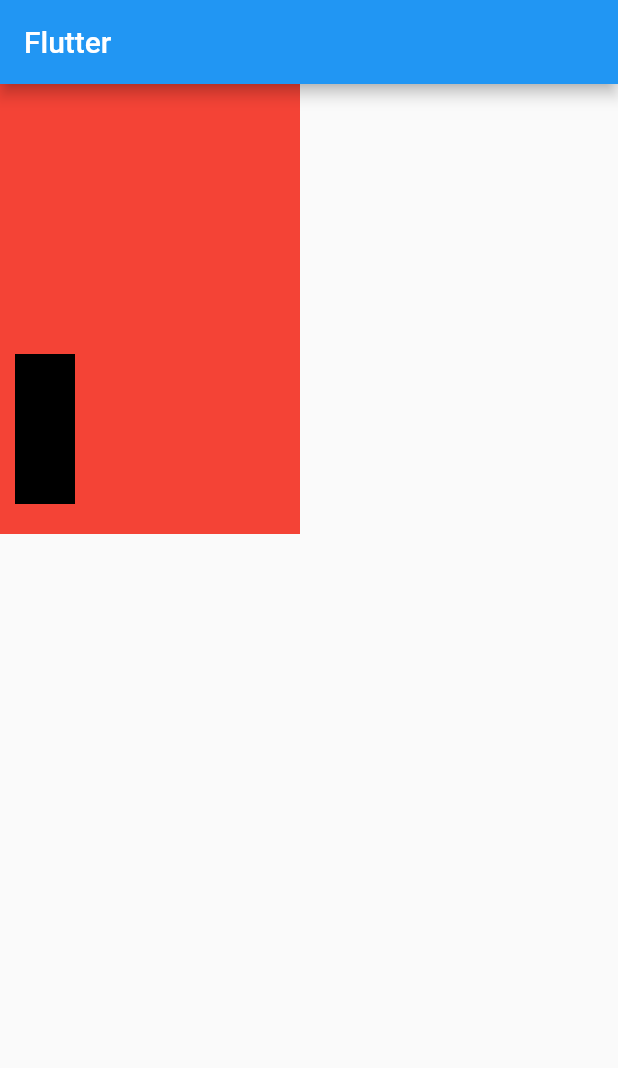
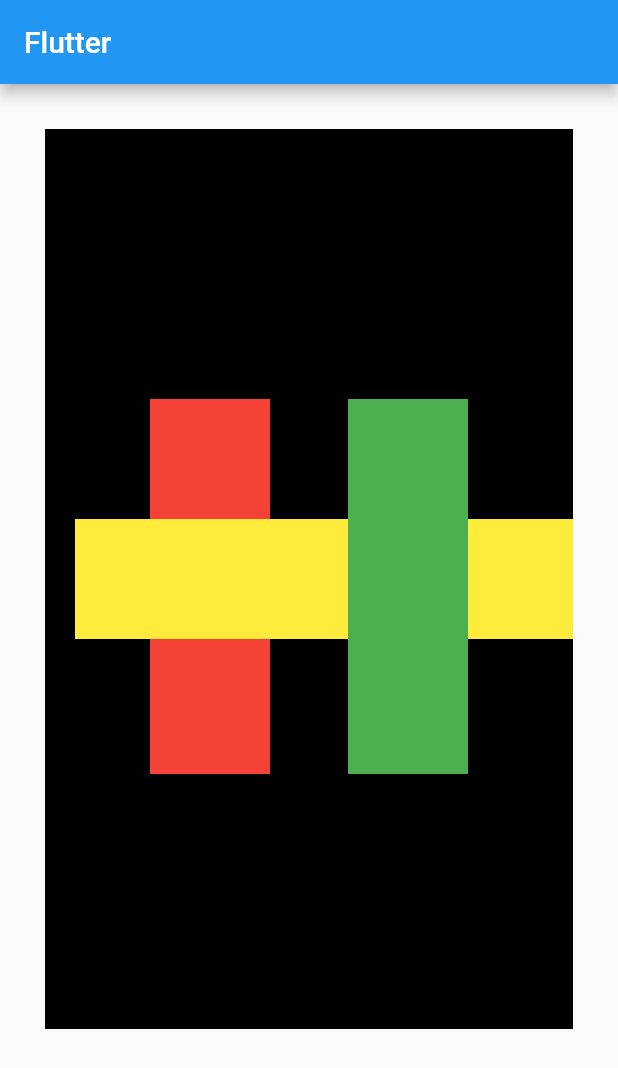
Before and after one commit to muhammadawaisyaseen/flutter_testing, a Flutter app: the screen it shows after launch, on a phone screen of 412 x 824 dp. Shown: the top 1068 px of the screen. Run offline on Flutter 3.47's test engine with Material 2 defaults, Android fonts, the phone set to English and light mode, and no system bars.

Commit message:
stack_coloring

```diff
--- a/lib/screen/home_screen.dart
+++ b/lib/screen/home_screen.dart
@@ -1,7 +1,6 @@
 import 'package:flutter/cupertino.dart';
 import 'package:flutter/material.dart';
 import 'package:flutter/src/widgets/container.dart';
-import 'package:flutter/src/widgets/framework.dart';
 
 class HomeScreen extends StatelessWidget {
   const HomeScreen({super.key});
@@ -12,38 +11,86 @@ class HomeScreen extends StatelessWidget {
         appBar: AppBar(
           title: const Text("Flutter"),
         ),
-        body: Stack(
-          // alignment: Alignment.bottomCenter,
+        body: Padding(
+          padding: EdgeInsets.all(30),
+          child: Stack(
+
             children: [
+              // Black Container
+              Container(
+                width: 500,
+                height: 600,
+                color: Colors.black,
+              ),
+
               // Red Container
-            Container(
-              width: 200,
-              height: 300,
+              Positioned(
+                left: 70,
+                top: 180,
+                child: Container(
+                  width: 80,
+                  height: 250,
                   color: Colors.red,
+                ),
+              ),
+
+              // Yellow Container
+              Positioned(
+                top: 260,
+                left: 20,
+                child: Container(
+                  width: 400,
+                  height: 80,
+                  color: Colors.yellow,
+                ),
               ),
 
               // Green Container
               Positioned(
-              left: 10,
-              bottom: 20,
+                right: 70,
+                top: 180,
                 child: Container(
-                width: 40,
-                height: 100,
+                  width: 80,
+                  height: 250,
                   color: Colors.green,
                 ),
               ),
+            ],
+          ),
+        )
+        //  Stack(
+        //   // alignment: Alignment.bottomCenter,
+        //   children: [
+        //     // Red Container
+        //     Container(
+        //       width: 200,
+        //       height: 300,
+        //       color: Colors.red,
+        //     ),
 
-            // Black Container
-            Positioned(
-              left: 10,
-              bottom: 20,
-              child: Container(
-                width: 40,
-                height: 100,
-                color: Colors.black,
-              ),
-            ),
-          ],
-        ));
+        //     // Green Container
+        //     Positioned(
+        //       left: 10,
+        //       bottom: 20,
+        //       child: Container(
+        //         width: 40,
+        //         height: 100,
+        //         color: Colors.green,
+        //       ),
+        //     ),
+
+        //     // Black Container
+        //     Positioned(
+        //       left: 10,
+        //       bottom: 20,
+        //       child: Container(
+        //         width: 40,
+        //         height: 100,
+        //         color: Colors.black,
+        //       ),
+        //     ),
+        //   ],
+        // )
+        );
   }
 }
```
Lines whose indentation alone changed are shown as unchanged.
